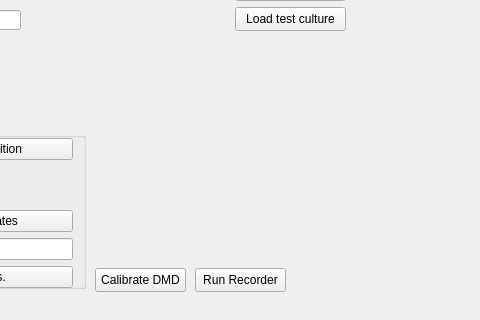
This is MainGUI/form.ui in Katzyon/QT_QUI as Qt 5 draws it before an edit; both pictures show x 195 to 675 and y 351 to 671 of the 1300 by 671 pixel window. The edited form follows.
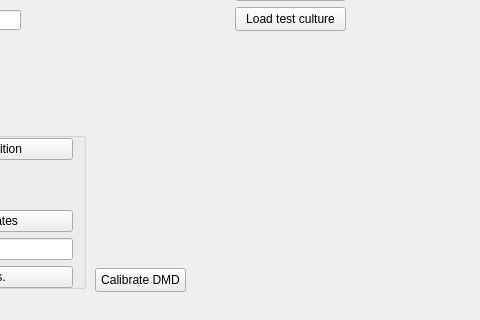
This is the edited form. Custom widgets are drawn as their Qt base class.

```diff
--- a/MainGUI/form.ui
+++ b/MainGUI/form.ui
@@ -586,22 +586,6 @@
  time</string>
     </property>
    </widget>
-   <widget class="QPushButton" name="record_button">
-    <property name="geometry">
-     <rect>
-      <x>390</x>
-      <y>600</y>
-      <width>91</width>
-      <height>24</height>
-     </rect>
-    </property>
-    <property name="whatsThis">
-     <string>&lt;html&gt;&lt;head/&gt;&lt;body&gt;&lt;p&gt;Perform calibration between camera image and DMD.&lt;/p&gt;&lt;/body&gt;&lt;/html&gt;</string>
-    </property>
-    <property name="text">
-     <string>Run Recorder</string>
-    </property>
-   </widget>
    <widget class="QLineEdit" name="file_tag">
     <property name="geometry">
      <rect>
```
